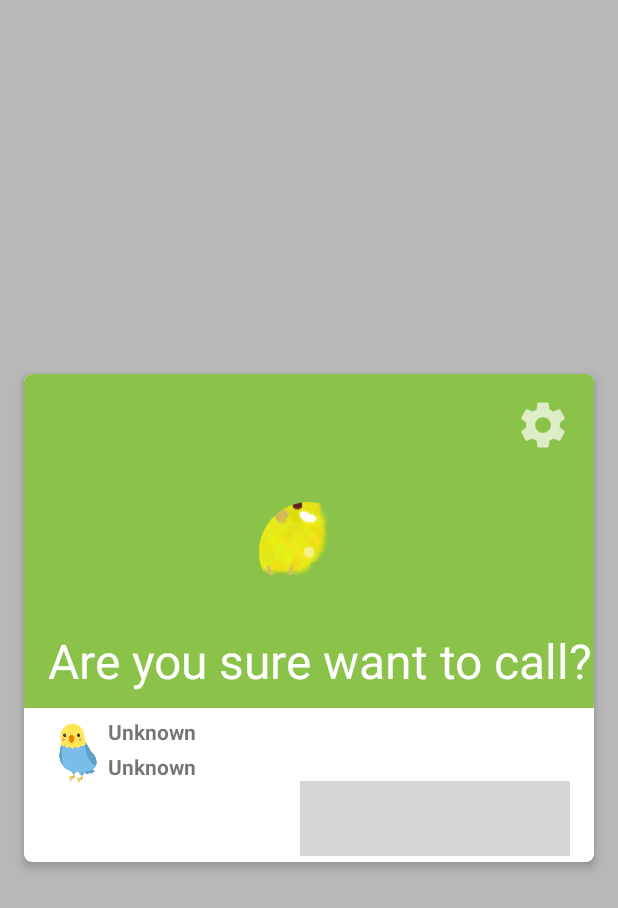
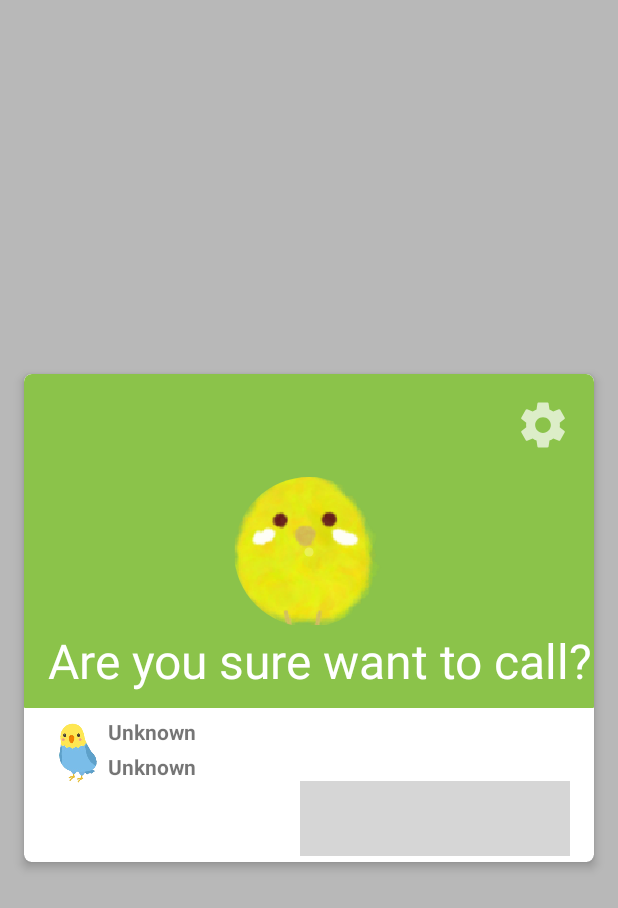
Before and after one commit to sakurabird/Android-ParrotCallConfirm, an Android app: the layout activity_confirm.xml on its own in the app's theme, with its tools: preview values and no code run, on a phone screen of 412 x 824 dp. Shown: the top 908 px of the screen. Run offline under Robolectric (Android 15) with nearby library versions, the light colour scheme and no system bars; plain views replace ButtonFlat, ButtonRectangle; Roboto replaces fonts that are not available here; grey boxes are pictures that could not be loaded.

Commit message:
Update Ripple attributes

```diff
--- a/app/src/main/java/com/sakurafish/parrot/callconfirm/ui/CircleRippleImageView.java
+++ b/app/src/main/java/com/sakurafish/parrot/callconfirm/ui/CircleRippleImageView.java
@@ -24,20 +24,20 @@
 import android.graphics.Rect;
 import android.graphics.Shader;
 import android.graphics.drawable.BitmapDrawable;
+import android.support.v7.widget.AppCompatImageView;
 import android.util.AttributeSet;
-import android.widget.ImageView;
 
 /**
  * CircleImageView with ripple effect
  */
-public class CircleRippleImageView extends ImageView {
-    private static final float rippleSpeed = 1.5f;
-    private static final int circleMargin = 50;
+public class CircleRippleImageView extends AppCompatImageView {
+    private static final float rippleSpeed = 1.2f;
+    private static final int circleMargin = 0;
     private int canvasSize;
     private int circleCenterX, circleCenterY;
     private Bitmap image;
     private Paint paint;
-    private Integer rippleColor = Color.parseColor("#77FFFFFF");
+    private Integer rippleColor = Color.parseColor("#44FFFFFF");
 
     public CircleRippleImageView(Context context) {
         super(context, null);
```
